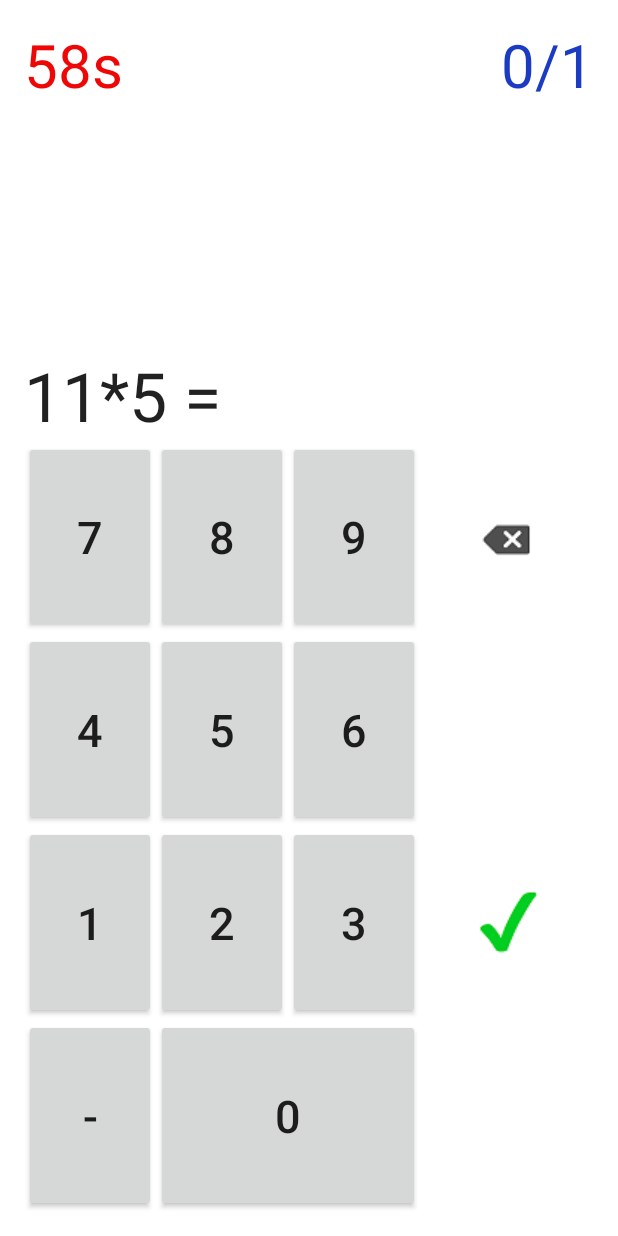
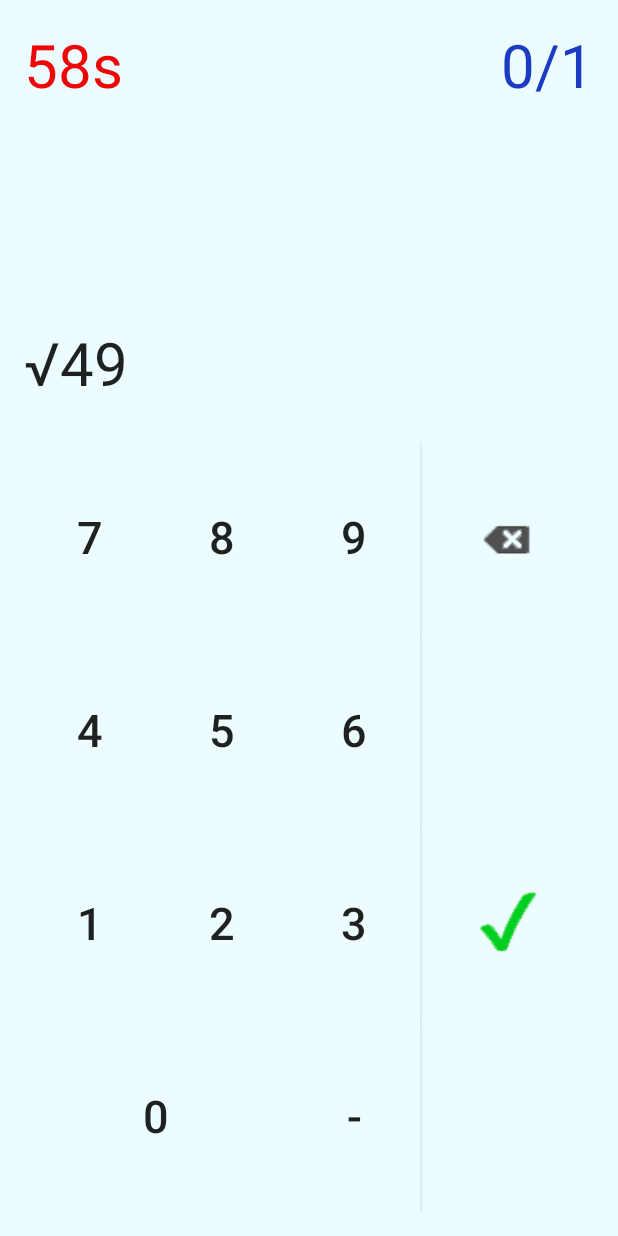
Before and after one commit to ArsalaBangash/MentalMath, an Android app: the screen it shows after launch (MainActivity), after a tap on an icon or button, on a phone screen of 412 x 824 dp. Run offline under Robolectric (Android 15) with nearby library versions, the light colour scheme and no system bars; 1 other tap on this screen came first.

Commit message:
Added Logs, Beautified UI, Added a Model-View Structure

```diff
--- a/app/src/main/AndroidManifest.xml
+++ b/app/src/main/AndroidManifest.xml
@@ -8,7 +8,7 @@
         android:label="@string/app_name"
         android:supportsRtl="true"
         android:theme="@style/AppTheme" >
-        android:theme="@style/Theme.AppCompat.NoActionBar"
+        android:theme="@android:style/Theme.Holo"
         <activity android:name=".MainActivity" android:screenOrientation="portrait">
             <intent-filter>
                 <action android:name="android.intent.action.MAIN" />
--- a/app/src/main/java/com/anyconfusionhere/mentalmath/MainActivity.java
+++ b/app/src/main/java/com/anyconfusionhere/mentalmath/MainActivity.java
@@ -1,5 +1,6 @@
 package com.anyconfusionhere.mentalmath;
 
+import android.graphics.Color;
 import android.media.MediaPlayer;
 import android.os.CountDownTimer;
 import android.support.v7.app.AppCompatActivity;
@@ -8,6 +9,7 @@ import android.text.Html;
 import android.text.Spannable;
 import android.text.SpannableStringBuilder;
 import android.text.style.RelativeSizeSpan;
+import android.text.style.SubscriptSpan;
 import android.text.style.SuperscriptSpan;
 import android.view.View;
 import android.view.Window;
@@ -30,11 +32,34 @@ public class MainActivity extends AppCompatActivity {
     ImageView startButton, playAgainButton;
     TextView finalScore, currentProblem, currentAnswer, timeLeft, scoreTextView;
     RelativeLayout gameRelativeLayout;
-    int answer, score, questions, operator, a, b;
+    int score, questions;
     MediaPlayer correctMP, inCorrectMP;
-    Random rand;
     CountDownTimer timer;
-    HashMap<Integer,Integer> exponentMap;
+    MathModel mathModel;
+
+    @Override
+    protected void onCreate(Bundle savedInstanceState) {
+
+        correctMP = MediaPlayer.create(this, R.raw.correct);
+        inCorrectMP = MediaPlayer.create(this, R.raw.incorrect);
+        this.requestWindowFeature(Window.FEATURE_NO_TITLE);
+        super.onCreate(savedInstanceState);
+        setContentView(R.layout.activity_main);
+        startButton = (ImageView) findViewById(R.id.startButton);
+        playAgainButton = (ImageView) findViewById(R.id.playAgain);
+        currentProblem = (TextView) findViewById(R.id.currentProblem);
+        currentAnswer = (TextView) findViewById(R.id.currentAnswer);
+        scoreTextView = (TextView) findViewById(R.id.scoreTextView);
+        finalScore = (TextView) findViewById(R.id.finalScore);
+        timeLeft = (TextView) findViewById(R.id.timeLeft);
+        gameRelativeLayout = (RelativeLayout) findViewById(R.id.gameRelativeLayout);
+        score = 0;
+        questions = 0;
+        scoreTextView.setText(Integer.toString(score) + "/" + Integer.toString(questions));
+        mathModel = new MathModel();
+        currentProblem.setText(mathModel.newProblem());
+    }
+
 
     public void start(View view) {
 
@@ -91,90 +116,26 @@ public class MainActivity extends AppCompatActivity {
         }
     }
 
-    public void newProblem() {
-
-
-        operator = rand.nextInt(23);
-//        operator = 1000;
-        if (operator <= 4) {
-            a = rand.nextInt(21) + 1;
-            b = rand.nextInt(21) + 1;
-            answer = a + b;
-            currentProblem.setText(Integer.toString(a) + "+" + Integer.toString(b) + " =");
-        } else if (operator > 4 && operator <= 8) {
-            a = rand.nextInt(21) + 1;
-            b = rand.nextInt(21) + 1;
-            answer = a - b;
-            currentProblem.setText(Integer.toString(a) + "-" + Integer.toString(b) + " =");
-
-        } else if (operator > 8 && operator <= 12) {
-            a = rand.nextInt(12) + 1;
-            b = rand.nextInt(12) + 1;
-            answer = a * b;
-            currentProblem.setText(Integer.toString(a) + "*" + Integer.toString(b) + " =");
-        } else if (operator > 12 && operator <= 16) {
-            answer = rand.nextInt(12) + 1;
-            b = rand.nextInt(12) + 1;
-            a = answer * b;
-            currentProblem.setText(Integer.toString(a) + "/" + Integer.toString(b) + " =");
-        } else if (operator > 16 && operator <= 19) {
-            a = rand.nextInt(10) + 3;
-            b = rand.nextInt(exponentMap.get(a)) + 2;
-            answer = ((int) Math.pow((double) a, (double) b));
-            SpannableStringBuilder stringBuilder = new SpannableStringBuilder(String.valueOf(a) + String.valueOf(b) + " =" );
-            if (stringBuilder.length() == 4) {
-                stringBuilder.setSpan(new SuperscriptSpan(), 1, 2, Spannable.SPAN_EXCLUSIVE_EXCLUSIVE);
-                stringBuilder.setSpan(new RelativeSizeSpan(0.75f), 1, 2, Spannable.SPAN_EXCLUSIVE_EXCLUSIVE);
-            }
-            if (stringBuilder.length() == 5) {
-                if (a - 10 >= 0) {
-                    stringBuilder.setSpan(new SuperscriptSpan(), 2, 3, Spannable.SPAN_EXCLUSIVE_EXCLUSIVE);
-                    stringBuilder.setSpan(new RelativeSizeSpan(0.75f), 2, 3, Spannable.SPAN_EXCLUSIVE_EXCLUSIVE);
-                } else {
-                    stringBuilder.setSpan(new SuperscriptSpan(), 1, 3, Spannable.SPAN_EXCLUSIVE_EXCLUSIVE);
-                    stringBuilder.setSpan(new RelativeSizeSpan(0.75f), 1, 3, Spannable.SPAN_EXCLUSIVE_EXCLUSIVE);
-                }
-            }
-            currentProblem.setText(stringBuilder);
-
-        } else if (operator > 19 && operator <= 22) {
-            answer = rand.nextInt(10) + 3;
-            b = rand.nextInt(exponentMap.get(answer)) + 2;
-            a = (int) Math.pow((double)answer, (double)b);
-            if(b == 2) {
-                currentProblem.setText("\u221A" + String.valueOf(a));
-            } else {
-                SpannableStringBuilder stringBuilder = new SpannableStringBuilder(String.valueOf(b) + "\u221A" + String.valueOf(a));
-                stringBuilder.setSpan(new SuperscriptSpan(), 0, 1, Spannable.SPAN_EXCLUSIVE_EXCLUSIVE);
-                stringBuilder.setSpan(new RelativeSizeSpan(0.5f), 0, 1, Spannable.SPAN_EXCLUSIVE_EXCLUSIVE);
-                currentProblem.setText(stringBuilder);
-            }
-        }
-        scoreTextView.setText(Integer.toString(score) + "/" + Integer.toString(questions));
-        currentAnswer.setText("");
-    }
-
 
     public void check(View view) {
 
-        if (currentAnswer.getText().equals(String.valueOf(answer))) {
-
+        if (currentAnswer.getText().equals(String.valueOf(mathModel.getAnswer()))) {
             correctMP.start();
             score++;
         } else {
             inCorrectMP.start();
         }
+        currentAnswer.setText("");
         questions++;
-        newProblem();
+        scoreTextView.setText(Integer.toString(score) + "/" + Integer.toString(questions));
+        currentProblem.setText(mathModel.newProblem());
+
     }
 
     public void push(View view) {
         if (currentAnswer.getText().toString().length() < 3) {
-
             currentAnswer.setText(currentAnswer.getText() + view.getTag().toString());
-
         }
-
     }
 
     @Override
@@ -192,41 +153,4 @@ public class MainActivity extends AppCompatActivity {
         this.timer.cancel();
         this.newTimer();
     }
-
-    @Override
-    protected void onCreate(Bundle savedInstanceState) {
-        exponentMap = new HashMap<Integer, Integer>();
-        exponentMap.put(2,5);
-        exponentMap.put(3,3);
-        exponentMap.put(4,2);
-        exponentMap.put(5,2);
-        exponentMap.put(6,2);
-        exponentMap.put(7,1);
-        exponentMap.put(8,1);
-        exponentMap.put(9,1);
-        exponentMap.put(10,2);
-        exponentMap.put(11,1);
-        exponentMap.put(12,1);
-        exponentMap.put(13,1);
-        correctMP = MediaPlayer.create(this, R.raw.correct);
-        inCorrectMP = MediaPlayer.create(this, R.raw.incorrect);
-        this.requestWindowFeature(Window.FEATURE_NO_TITLE);
-        super.onCreate(savedInstanceState);
-        setContentView(R.layout.activity_main);
-        startButton = (ImageView) findViewById(R.id.startButton);
-        playAgainButton = (ImageView) findViewById(R.id.playAgain);
-        currentProblem = (TextView) findViewById(R.id.currentProblem);
-        currentAnswer = (TextView) findViewById(R.id.currentAnswer);
-        scoreTextView = (TextView) findViewById(R.id.scoreTextView);
-        finalScore = (TextView) findViewById(R.id.finalScore);
-        timeLeft = (TextView) findViewById(R.id.timeLeft);
-        gameRelativeLayout = (RelativeLayout) findViewById(R.id.gameRelativeLayout);
-        rand = new Random();
-        operator = rand.nextInt(5);
-        newProblem();
-        score = 0;
-        questions = 0;
-        scoreTextView.setText(Integer.toString(score) + "/" + Integer.toString(questions));
-    }
-
 }
--- /dev/null
+++ b/app/src/main/java/com/anyconfusionhere/mentalmath/MathModel.java
@@ -0,0 +1,112 @@
+package com.anyconfusionhere.mentalmath;
+
+import android.text.Spannable;
+import android.text.SpannableStringBuilder;
+import android.text.style.RelativeSizeSpan;
+import android.text.style.SuperscriptSpan;
+
+import java.util.HashMap;
+import java.util.Random;
+
+/**
+ * Created by Arsala on 2016-12-09.
+ */
+
+public class MathModel {
+
+    private HashMap<Integer,Integer> exponentMap;
+    private int operator, a, b, c, answer;
+    private Random rand;
+
+    public MathModel() {
+        exponentMap = new HashMap<Integer, Integer>();
+        exponentMap.put(2,5);
+        exponentMap.put(3,3);
+        exponentMap.put(4,2);
+        exponentMap.put(5,2);
+        exponentMap.put(6,2);
+        exponentMap.put(7,1);
+        exponentMap.put(8,1);
+        exponentMap.put(9,1);
+        exponentMap.put(10,2);
+        exponentMap.put(11,1);
+        exponentMap.put(12,1);
+        exponentMap.put(13,1);
+        rand = new Random();
+        operator = rand.nextInt(5);
+    }
+
+
+    public SpannableStringBuilder newProblem() {
+
+        operator = rand.nextInt(68);
+        SpannableStringBuilder stringBuilder = new SpannableStringBuilder();
+        if (operator <= 10) {
+            a = rand.nextInt(21) + 1;
+            b = rand.nextInt(21) + 1;
+            answer = a + b;
+            stringBuilder.append(Integer.toString(a) + "+" + Integer.toString(b) + " =");
+        } else if (operator > 10 && operator <= 20) {
+            a = rand.nextInt(21) + 1;
+            b = rand.nextInt(21) + 1;
+            answer = a - b;
+            stringBuilder.append(Integer.toString(a) + "-" + Integer.toString(b) + " =");
+
+        } else if (operator > 20 && operator <= 30) {
+            a = rand.nextInt(12) + 1;
+            b = rand.nextInt(12) + 1;
+            answer = a * b;
+            stringBuilder.append(Integer.toString(a) + "*" + Integer.toString(b) + " =");
+        } else if (operator > 30 && operator <= 40) {
+            answer = rand.nextInt(12) + 1;
+            b = rand.nextInt(12) + 1;
+            a = answer * b;
+            stringBuilder.append(Integer.toString(a) + "/" + Integer.toString(b) + " =");
+        } else if (operator > 40 && operator <= 49) {
+            a = rand.nextInt(10) + 3;
+            b = rand.nextInt(exponentMap.get(a)) + 2;
+            answer = ((int) Math.pow((double) a, (double) b));
+            stringBuilder.append(String.valueOf(a) + String.valueOf(b) + " =");
+            if (stringBuilder.length() == 4) {
+                stringBuilder.setSpan(new SuperscriptSpan(), 1, 2, Spannable.SPAN_EXCLUSIVE_EXCLUSIVE);
+                stringBuilder.setSpan(new RelativeSizeSpan(0.75f), 1, 2, Spannable.SPAN_EXCLUSIVE_EXCLUSIVE);
+            }
+            if (stringBuilder.length() == 5) {
+                if (a - 10 >= 0) {
+                    stringBuilder.setSpan(new SuperscriptSpan(), 2, 3, Spannable.SPAN_EXCLUSIVE_EXCLUSIVE);
+                    stringBuilder.setSpan(new RelativeSizeSpan(0.75f), 2, 3, Spannable.SPAN_EXCLUSIVE_EXCLUSIVE);
+                } else {
+                    stringBuilder.setSpan(new SuperscriptSpan(), 1, 3, Spannable.SPAN_EXCLUSIVE_EXCLUSIVE);
+                    stringBuilder.setSpan(new RelativeSizeSpan(0.75f), 1, 3, Spannable.SPAN_EXCLUSIVE_EXCLUSIVE);
+                }
+            }
+        } else if (operator > 49 && operator <= 58) {
+            answer = rand.nextInt(10) + 3;
+            b = rand.nextInt(exponentMap.get(answer)) + 2;
+            a = (int) Math.pow((double)answer, (double)b);
+            if(b == 2) {
+                stringBuilder.append("\u221A" + String.valueOf(a));
+            } else {
+                stringBuilder.append(String.valueOf(b) + "\u221A" + String.valueOf(a));
+                stringBuilder.setSpan(new SuperscriptSpan(), 0, 1, Spannable.SPAN_EXCLUSIVE_EXCLUSIVE);
+                stringBuilder.setSpan(new RelativeSizeSpan(0.5f), 0, 1, Spannable.SPAN_EXCLUSIVE_EXCLUSIVE);
+            }
+        } else if (operator > 58 && operator <= 67) {
+            b = rand.nextInt(10) + 3;
+            answer = rand.nextInt(exponentMap.get(b)) + 2;
+            a = ((int) Math.pow((double) b, (double) answer));
+            stringBuilder.append("log" + String.valueOf(b) + "(" + String.valueOf(a) + ")=");
+            if (String.valueOf(b).length() == 1) {
+                stringBuilder.setSpan(new RelativeSizeSpan(0.35f), 3, 4, Spannable.SPAN_EXCLUSIVE_EXCLUSIVE);
+            } else if (String.valueOf(b).length() == 2) {
+                stringBuilder.setSpan(new RelativeSizeSpan(0.35f), 3, 5, Spannable.SPAN_EXCLUSIVE_EXCLUSIVE);
+            }
+        }
+
+        return stringBuilder;
+    }
+
+    public int getAnswer() {
+        return answer;
+    }
+}
--- a/app/src/main/res/layout/activity_main.xml
+++ b/app/src/main/res/layout/activity_main.xml
@@ -9,7 +9,7 @@
     android:paddingRight="@dimen/activity_horizontal_margin"
     android:paddingTop="@dimen/activity_vertical_margin"
     tools:context="com.anyconfusionhere.mentalmath.MainActivity"
-    android:background="#ffffff">
+    android:background="#EDFDFF">
 
     <ImageView
         android:id="@+id/startButton"
@@ -34,6 +34,8 @@
             android:background="#ffffff">
 
         <Button
+            android:background="#EDFDFF"
+
             android:id="@+id/sevenButton"
             android:layout_width="wrap_content"
             android:layout_height="wrap_content"
@@ -49,6 +51,8 @@
             android:textSize="30sp" />
 
         <Button
+            android:background="#EDFDFF"
+
             android:id="@+id/eightButton"
             android:layout_width="wrap_content"
             android:layout_height="wrap_content"
@@ -63,6 +67,8 @@
             android:textSize="30sp" />
 
         <Button
+            android:background="#EDFDFF"
+
             android:id="@+id/nineButton"
             android:layout_width="wrap_content"
             android:layout_height="wrap_content"
@@ -85,12 +91,13 @@
             android:layout_gravity="fill"
             android:layout_row="0"
             android:layout_rowWeight="1"
-            android:background="#ffffff"
+            android:background="#EDFDFF"
             android:src="@drawable/backspace"
             android:layout_rowSpan="1"
             android:onClick="pull" />
 
         <Button
+            android:background="#EDFDFF"
             android:id="@+id/fourButton"
             android:layout_width="wrap_content"
             android:layout_height="wrap_content"
@@ -105,6 +112,8 @@
             android:textSize="30sp" />
 
         <Button
+            android:background="#EDFDFF"
+
             android:id="@+id/fiveButton"
             android:layout_width="wrap_content"
             android:layout_height="wrap_content"
@@ -119,6 +128,8 @@
             android:textSize="30sp" />
 
         <Button
+            android:background="#EDFDFF"
+
             android:id="@+id/sixButton"
             android:layout_width="wrap_content"
             android:layout_height="wrap_content"
@@ -133,6 +144,8 @@
             android:textSize="30sp" />
 
         <Button
+            android:background="#EDFDFF"
+
             android:id="@+id/oneButton"
             android:layout_width="wrap_content"
             android:layout_height="wrap_content"
@@ -147,6 +160,8 @@
             android:textSize="30sp" />
 
         <Button
+            android:background="#EDFDFF"
+
             android:id="@+id/twoButton"
             android:layout_width="wrap_content"
             android:layout_height="wrap_content"
@@ -161,6 +176,8 @@
             android:textSize="30sp" />
 
         <Button
+            android:background="#EDFDFF"
+
             android:id="@+id/threeButton"
             android:layout_width="wrap_content"
             android:layout_height="wrap_content"
@@ -175,10 +192,12 @@
             android:textSize="30sp" />
 
         <Button
+            android:background="#EDFDFF"
+
             android:id="@+id/zeroButton"
             android:layout_width="wrap_content"
             android:layout_height="wrap_content"
-            android:layout_column="1"
+            android:layout_column="0"
             android:layout_columnSpan="2"
             android:layout_columnWeight="1"
             android:layout_gravity="fill"
@@ -190,10 +209,11 @@
             android:onClick="push" />
 
         <Button
+            android:background="#EDFDFF"
             android:id="@+id/negButton"
             android:layout_width="wrap_content"
             android:layout_height="wrap_content"
-            android:layout_column="0"
+            android:layout_column="2"
             android:layout_columnSpan="1"
             android:layout_columnWeight="1"
             android:layout_gravity="fill"
@@ -205,6 +225,7 @@
             android:onClick="push" />
 
         <ImageButton
+            android:background="#EDFDFF"
             android:id="@+id/lockIn"
             android:layout_width="wrap_content"
             android:layout_height="wrap_content"
@@ -213,7 +234,6 @@
             android:layout_gravity="fill"
             android:layout_row="1"
             android:layout_rowWeight="1"
-            android:background="#ffffff"
             android:src="@drawable/check"
             android:layout_rowSpan="3"
             android:onClick="check" />
@@ -233,18 +253,6 @@
         android:layout_alignParentTop="true"
         android:layout_alignParentRight="true"
         android:layout_alignParentEnd="true"
-        android:visibility="invisible" />
-
-    <TextView
-        android:id="@+id/currentProblem"
-        android:layout_width="wrap_content"
-        android:layout_height="wrap_content"
-        android:text="12+3"
-        android:textAppearance="?android:attr/textAppearanceLarge"
-        android:textSize="45dp"
-        android:layout_above="@+id/startButton"
-        android:layout_alignParentLeft="true"
-        android:layout_alignParentStart="true"
         android:visibility="invisible" />
 
     <TextView
@@ -273,17 +281,29 @@
         android:layout_toEndOf="@+id/currentProblem" />
 
     <TextView
-        android:id="@+id/currentAnswer"
         android:layout_width="wrap_content"
         android:layout_height="wrap_content"
         android:textAppearance="?android:attr/textAppearanceLarge"
-        android:textSize="45dp"
+        android:text="YOUR FINAL SCORE IS "
+        android:id="@+id/finalScore"
+        android:textSize="25dp"
         android:visibility="invisible"
+        android:layout_alignParentTop="true"
+        android:layout_alignParentLeft="true"
+        android:layout_alignParentStart="true" />
+
+    <TextView
+        android:id="@+id/currentProblem"
+        android:layout_width="wrap_content"
+        android:layout_height="wrap_content"
+        android:text="12+3"
+        android:textAppearance="?android:attr/textAppearanceLarge"
+        android:visibility="invisible"
+        android:textSize="40dp"
         android:layout_above="@+id/startButton"
-        android:layout_alignTop="@+id/equals"
-        android:layout_toRightOf="@+id/equals"
-        android:layout_toLeftOf="@+id/scoreTextView"
-        android:layout_toStartOf="@+id/scoreTextView" />
+        android:layout_alignParentLeft="true"
+        android:layout_alignParentStart="true"
+        android:layout_marginBottom="25dp" />
 
     <ImageView
         android:id="@+id/playAgain"
@@ -292,23 +312,22 @@
         android:onClick="start"
         android:src="@drawable/again"
         android:visibility="invisible"
-        android:layout_alignTop="@+id/currentProblem"
+        android:layout_below="@+id/equals"
         android:layout_alignParentLeft="true"
         android:layout_alignParentStart="true" />
 
     <TextView
+        android:id="@+id/currentAnswer"
         android:layout_width="wrap_content"
         android:layout_height="wrap_content"
         android:textAppearance="?android:attr/textAppearanceLarge"
-        android:text="YOUR FINAL SCORE IS "
-        android:id="@+id/finalScore"
-        android:layout_above="@+id/currentProblem"
-        android:layout_alignTop="@+id/scoreTextView"
-        android:layout_alignParentLeft="true"
-        android:layout_alignParentStart="true"
-        android:layout_alignParentRight="true"
-        android:layout_alignParentEnd="true"
-        android:textSize="25dp"
-        android:visibility="invisible" />
+        android:textSize="40dp"
+        android:visibility="invisible"
+        android:layout_alignBaseline="@+id/currentProblem"
+        android:layout_alignBottom="@+id/currentProblem"
+        android:layout_toLeftOf="@+id/scoreTextView"
+        android:layout_toStartOf="@+id/scoreTextView"
+        android:layout_marginRight="11dp"
+        android:layout_marginEnd="11dp" />
 
 </RelativeLayout>
```
Also changed, not shown: app/src/main/res/drawable/backspace.png, app/src/main/res/drawable/check.png.
